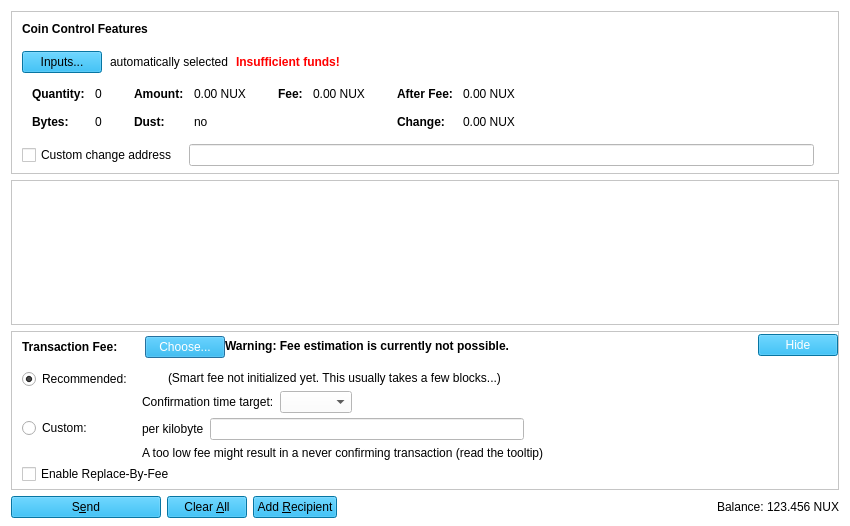
TaobotX11/nusacoin, file src/qt/forms/sendcoinsdialog.ui: the form before one commit.
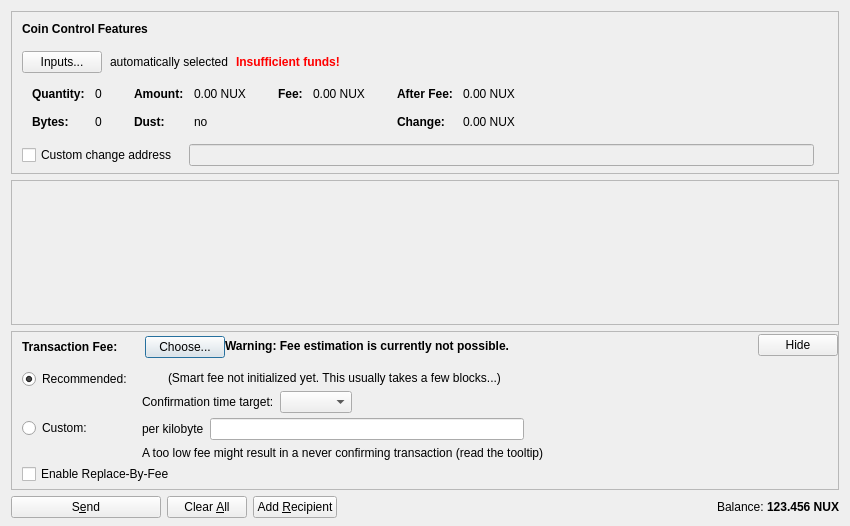
The form after the commit. Icons and pictures are not drawn. Custom widgets are drawn as their Qt base class.

What changed in the file:
```diff
--- a/src/qt/forms/sendcoinsdialog.ui
+++ b/src/qt/forms/sendcoinsdialog.ui
@@ -13,9 +13,6 @@
   <property name="windowTitle">
    <string>Send Coins</string>
   </property>
-  <property name="styleSheet">
-   <string notr="true">background-color: rgb(255, 255, 255);</string>
-  </property>
   <layout class="QVBoxLayout" name="verticalLayout" stretch="0,1,0,0">
    <property name="bottomMargin">
     <number>8</number>
@@ -106,9 +103,6 @@
           </property>
           <item>
            <widget class="QPushButton" name="pushButtonCoinControl">
-            <property name="styleSheet">
-             <string notr="true">background-color: rgb(10, 164, 227);</string>
-            </property>
             <property name="text">
              <string>Inputs...</string>
             </property>
@@ -740,9 +734,6 @@
               </item>
               <item>
                <widget class="QPushButton" name="buttonChooseFee">
-                <property name="styleSheet">
-                 <string notr="true">background-color: rgb(10, 164, 227);color: #ffffff</string>
-                </property>
                 <property name="text">
                  <string>Choose...</string>
                 </property>
@@ -802,9 +793,6 @@
           </item>
           <item>
            <widget class="QPushButton" name="buttonMinimizeFee">
-            <property name="styleSheet">
-             <string notr="true">background-color: rgb(10, 164, 227);color: #ffffff</string>
-            </property>
             <property name="toolTip">
              <string>collapse fee-settings</string>
             </property>
@@ -1116,9 +1104,6 @@
     <layout class="QHBoxLayout" name="horizontalLayout">
      <item>
       <widget class="QPushButton" name="sendButton">
-       <property name="styleSheet">
-        <string notr="true">background-color: rgb(10, 164, 227);</string>
-       </property>
        <property name="minimumSize">
         <size>
          <width>150</width>
@@ -1145,9 +1130,6 @@
      </item>
      <item>
       <widget class="QPushButton" name="clearButton">
-       <property name="styleSheet">
-        <string notr="true">background-color: rgb(10, 164, 227);</string>
-       </property>
        <property name="sizePolicy">
         <sizepolicy hsizetype="Minimum" vsizetype="Fixed">
          <horstretch>0</horstretch>
@@ -1171,9 +1153,6 @@
      </item>
      <item>
       <widget class="QPushButton" name="addButton">
-       <property name="styleSheet">
-        <string notr="true">background-color: rgb(10, 164, 227);</string>
-       </property>
        <property name="toolTip">
         <string>Send to multiple recipients at once</string>
        </property>
@@ -1234,9 +1213,17 @@
          <property name="text">
           <string notr="true">123.456 NUX</string>
          </property>
+         <property name="font">
+               <font>
+                <bold>true</bold>
+               </font>
+          </property>
          <property name="textInteractionFlags">
           <set>Qt::LinksAccessibleByMouse|Qt::TextSelectableByKeyboard|Qt::TextSelectableByMouse</set>
          </property>
+         <property name="styleSheet">
+               <string notr="true">selection-background-color: rgb(1, 143, 1); selection-color:white;</string>
+              </property>
         </widget>
        </item>
       </layout>
```
Left out of the diff: 11 changed lines with no effect on the pictures.
